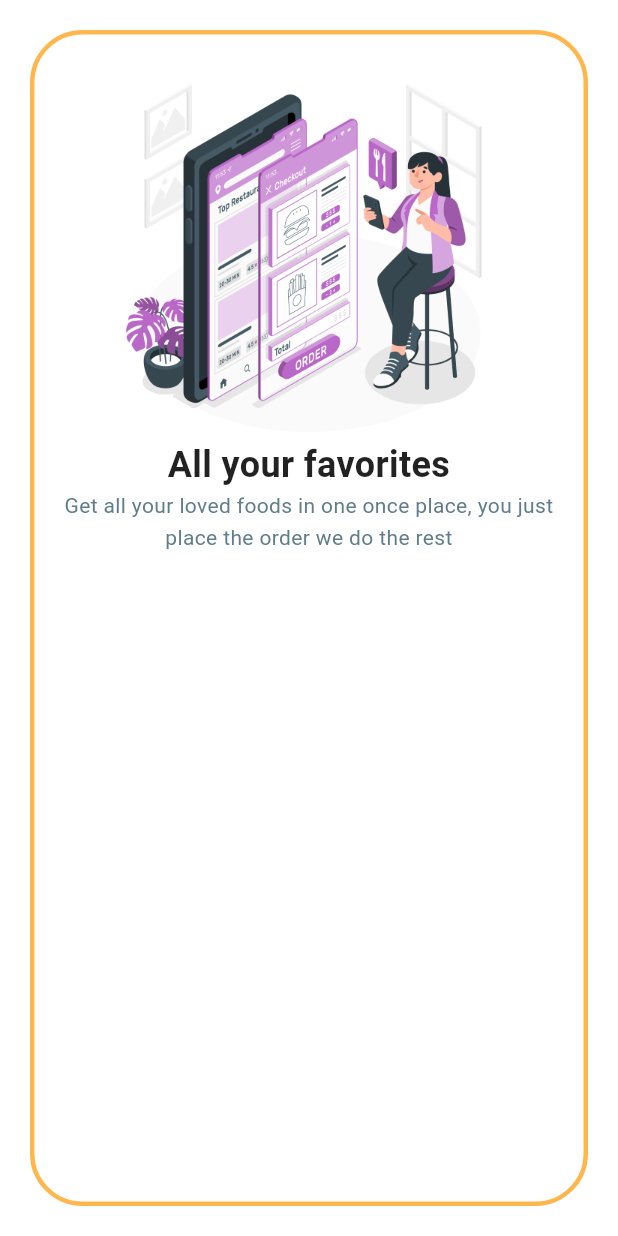
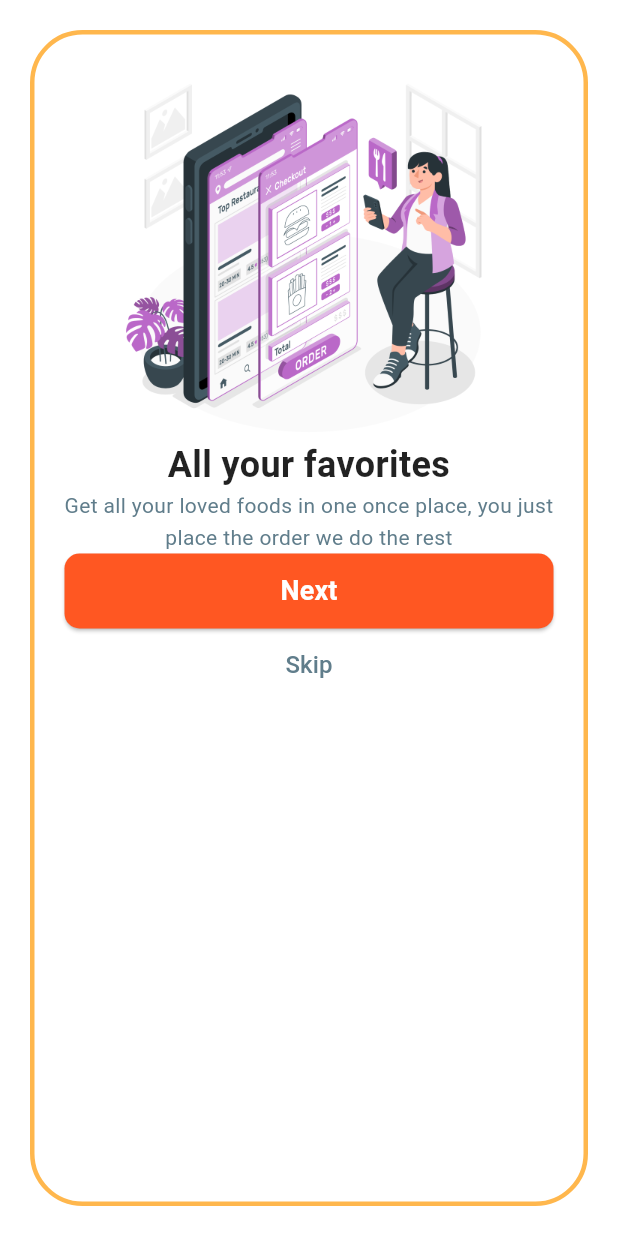
Before and after one commit to streeeett/uts_mobileprogramming_azfar_lp3ikarawang, a Flutter app: the screen it shows after launch, on a phone screen of 412 x 824 dp. Run offline on Flutter 3.47's test engine with Material 3 defaults, Android fonts, the phone set to English and light mode, and no system bars.

Commit message:
menambahkan button next dan skip

```diff
--- a/lib/onboarding.dart
+++ b/lib/onboarding.dart
@@ -41,7 +41,36 @@ class OnboardingPage extends StatelessWidget {
               fontSize: 14,
               color: Colors.blueGrey,
               height: 1.5
-            ),)
+            ),),
+
+            SizedBox(
+              width: double.infinity,
+              height: 50,
+              child: ElevatedButton(
+                onPressed: () {},
+                child: Text('Next',
+                style: TextStyle(
+                  fontSize: 18,
+                  fontWeight: FontWeight.bold
+                ),),
+                style: ElevatedButton.styleFrom(
+                  backgroundColor: Colors.deepOrange,
+                  foregroundColor: Colors.white,
+                  shape: RoundedRectangleBorder(
+                    borderRadius: BorderRadius.circular(10),
+                  ),
+                ),
+
+                ),
+            ),
+
+            TextButton(onPressed: () {},
+            child: Text('Skip',
+            style: TextStyle(
+              color: Colors.blueGrey,
+              fontSize: 16),
+            ),
+            )
           ],
         ),
       ),
```
